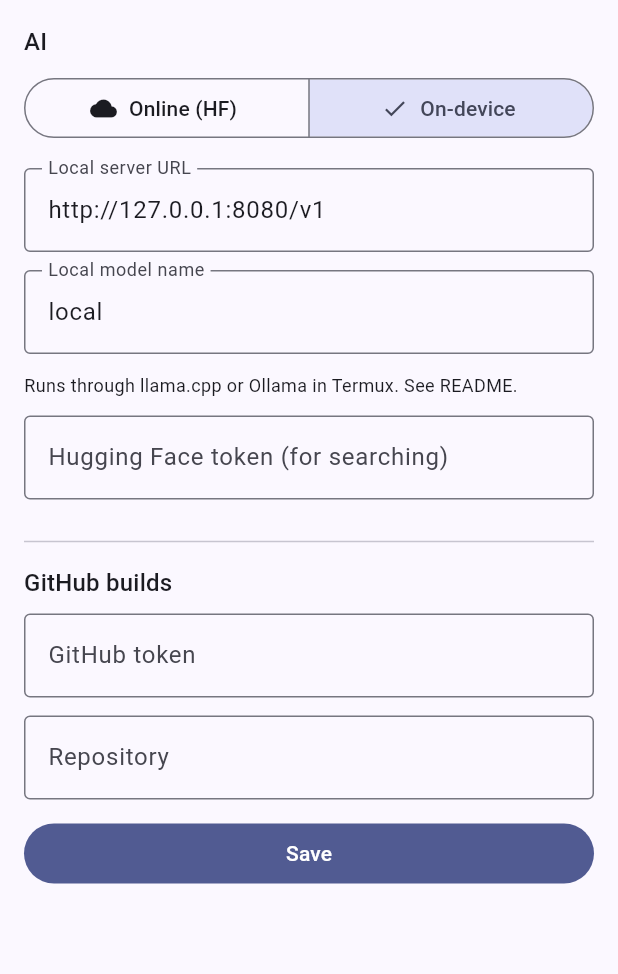
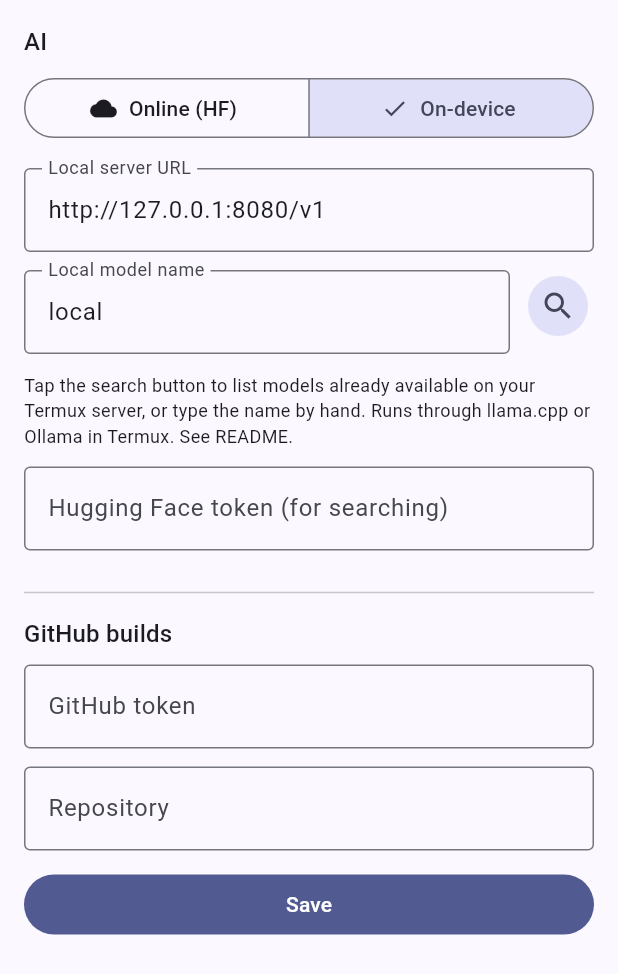
Before and after one commit to Jrpixel666/Buildai, a Flutter app: the SettingsTab widget shown alone on an empty page, opened directly with empty values, after a tap on "On-device", on a phone screen of 412 x 824 dp. Shown: the top 974 px of the screen. Run offline on Flutter 3.47's test engine with Material 3 defaults, Android fonts, the phone set to English and light mode, and no system bars; our stand-ins replace shared_preferences; accounts and stored records are empty; network calls fail.

Commit message:
Add browse option for local on-device models
Settings' On-device section now has a search button that queries the
Termux server's OpenAI-compatible /models endpoint and lets the user
pick an already-available model instead of typing its name by hand.

Co-Authored-By: Claude Sonnet 5 <noreply@anthropic.com>
Claude-Session: https://claude.ai/code/session_01WUoDXt69h223yje8jWw2eK

```diff
--- a/lib/ai.dart
+++ b/lib/ai.dart
@@ -53,6 +53,20 @@ class AiService {
         .map((e) => e['rfilename'] as String)
         .where((f) => f.toLowerCase().endsWith('.gguf'))
         .toList();
+  }
+
+  /// Models already available on the local server (llama.cpp / Ollama in
+  /// Termux both expose an OpenAI-compatible /models endpoint).
+  Future<List<String>> localModels() async {
+    final base = s.localUrl.trim().replaceAll(RegExp(r'/+$'), '');
+    final res = await http
+        .get(Uri.parse('$base/models'))
+        .timeout(const Duration(seconds: 8));
+    if (res.statusCode != 200) {
+      throw Exception('Could not reach the local server (${res.statusCode}).');
+    }
+    final data = (jsonDecode(utf8.decode(res.bodyBytes))['data'] as List?) ?? [];
+    return data.map((m) => m['id'] as String).toList();
   }
 
   /// Chat with whichever backend is selected. Both speak the OpenAI format.
--- a/lib/screens.dart
+++ b/lib/screens.dart
@@ -559,6 +559,36 @@ class _SettingsTabState extends State<SettingsTab> {
     if (mounted) toast(context, 'Settings saved');
   }
 
+  Future<void> _browseLocalModels() async {
+    s.localUrl = localUrl.text.trim();
+    try {
+      final models = await AiService(s).localModels();
+      if (!mounted) return;
+      if (models.isEmpty) {
+        toast(context, 'The server reported no models.');
+        return;
+      }
+      final picked = await showModalBottomSheet<String>(
+        context: context,
+        builder: (_) => ListView(
+          padding: const EdgeInsets.all(16),
+          children: [
+            Text('Models on ${s.localUrl}', style: Theme.of(context).textTheme.titleMedium),
+            const SizedBox(height: 8),
+            ...models.map((m) => ListTile(
+                  title: Text(m),
+                  trailing: m == localModel.text ? const Icon(Icons.check_circle, color: Colors.green) : null,
+                  onTap: () => Navigator.pop(context, m),
+                )),
+          ],
+        ),
+      );
+      if (picked != null) setState(() => localModel.text = picked);
+    } catch (e) {
+      if (mounted) toast(context, '$e');
+    }
+  }
+
   Widget _f(TextEditingController c, String label, {bool secret = false, String? hint}) => Padding(
         padding: const EdgeInsets.only(bottom: 12),
         child: TextField(
@@ -588,8 +618,27 @@ class _SettingsTabState extends State<SettingsTab> {
         _f(model, 'Model id'),
       ] else ...[
         _f(localUrl, 'Local server URL'),
-        _f(localModel, 'Local model name'),
-        const Text('Runs through llama.cpp or Ollama in Termux. See README.', style: TextStyle(fontSize: 12)),
+        Padding(
+          padding: const EdgeInsets.only(bottom: 12),
+          child: Row(crossAxisAlignment: CrossAxisAlignment.start, children: [
+            Expanded(
+              child: TextField(
+                controller: localModel,
+                decoration: const InputDecoration(labelText: 'Local model name', border: OutlineInputBorder()),
+              ),
+            ),
+            const SizedBox(width: 8),
+            IconButton.filledTonal(
+              onPressed: _browseLocalModels,
+              icon: const Icon(Icons.search),
+              tooltip: 'Browse models on the local server',
+            ),
+          ]),
+        ),
+        const Text(
+            'Tap the search button to list models already available on your Termux server, '
+            'or type the name by hand. Runs through llama.cpp or Ollama in Termux. See README.',
+            style: TextStyle(fontSize: 12)),
         const SizedBox(height: 12),
         _f(hf, 'Hugging Face token (for searching)', secret: true),
       ],
```
